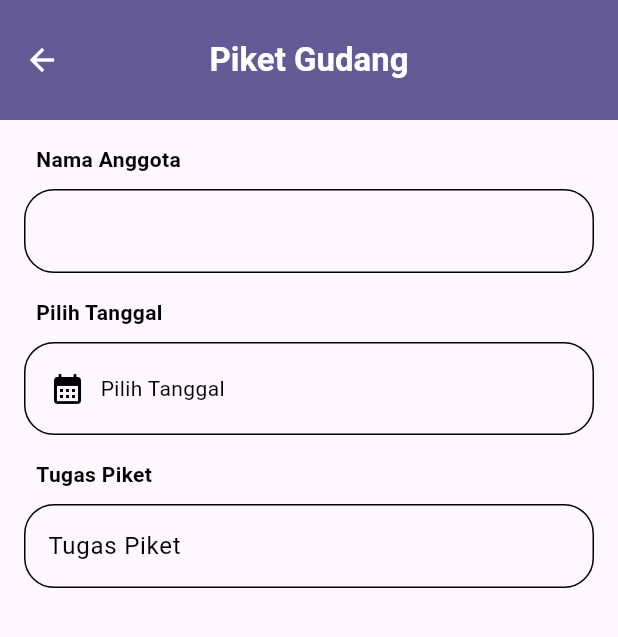
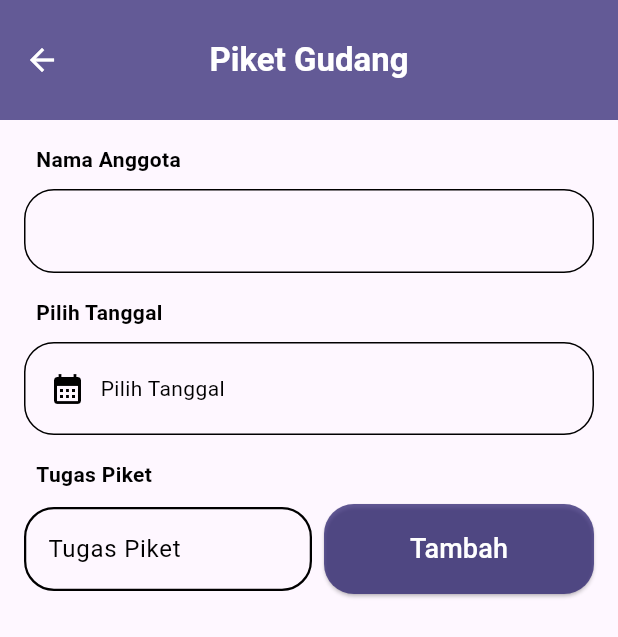
Before and after one commit to emzhran/20220140118_UCP1Flutter, a Flutter app: the PiketGudang screen opened directly with empty values, on a phone screen of 412 x 824 dp. Shown: the top 637 px of the screen. Run offline on Flutter 3.47's test engine with Material 3 defaults, Android fonts, the phone set to English and light mode, and no system bars.

Commit message:
menambahkan ElevatedButton untuk menambah data

```diff
--- a/lib/piket_gudang.dart
+++ b/lib/piket_gudang.dart
@@ -188,7 +188,7 @@ class _PiketGudangState extends State<PiketGudang> {
                         ),
                         enabledBorder: OutlineInputBorder(
                           borderRadius: BorderRadius.circular(20.0),
-                          borderSide: BorderSide(color: Colors.black),
+                          borderSide: BorderSide(color: Colors.black, width: 1.5),
                         ),
                         hintText: 'Tugas Piket',
                         hintStyle: TextStyle(color: Colors.black),
@@ -201,6 +201,24 @@ class _PiketGudangState extends State<PiketGudang> {
                       },
                     ),
                   ),
+                  SizedBox(width: 8),
+                  ElevatedButton(
+                    onPressed: _tambahDataPiket,
+                    style: ElevatedButton.styleFrom(
+                      backgroundColor:  Color.fromARGB(184, 39, 29, 109),
+                      fixedSize: const Size(180, 60),
+                      shape: RoundedRectangleBorder(
+                        borderRadius: BorderRadius.circular(20),
+                      ),
+                    ),
+                    child: const Text(
+                      'Tambah',
+                      style: TextStyle(
+                        color: Colors.white,
+                        fontSize: 18,
+                      ),
+                    ),
+                  ),
                 ],
               ),
             ],
```
